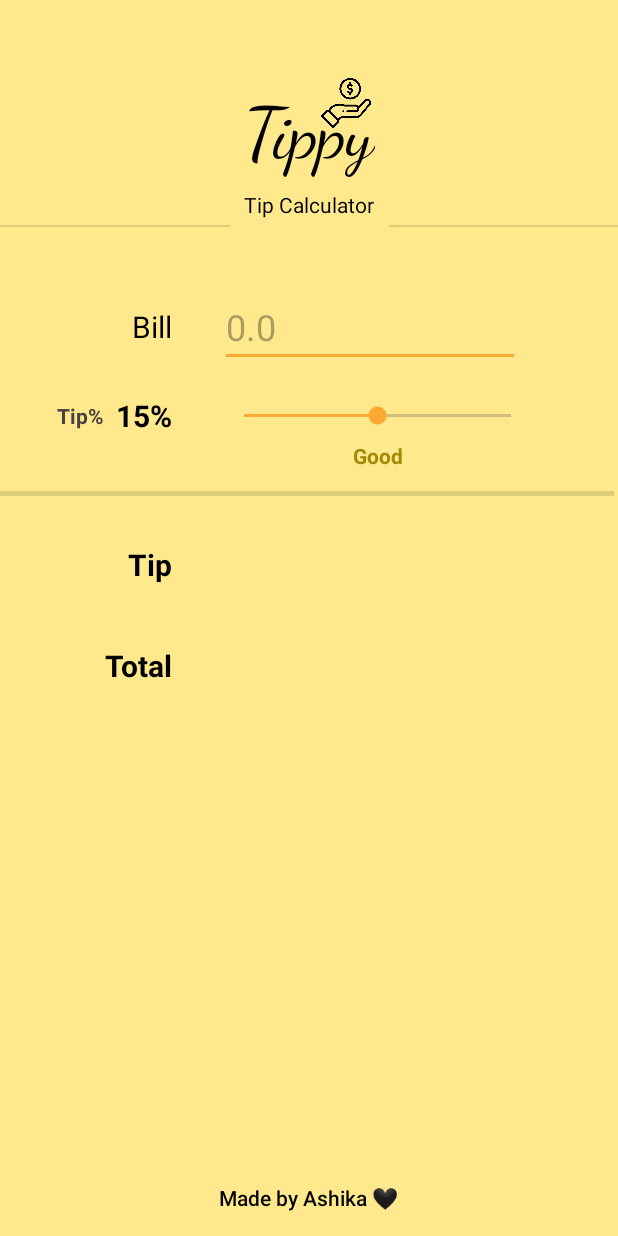
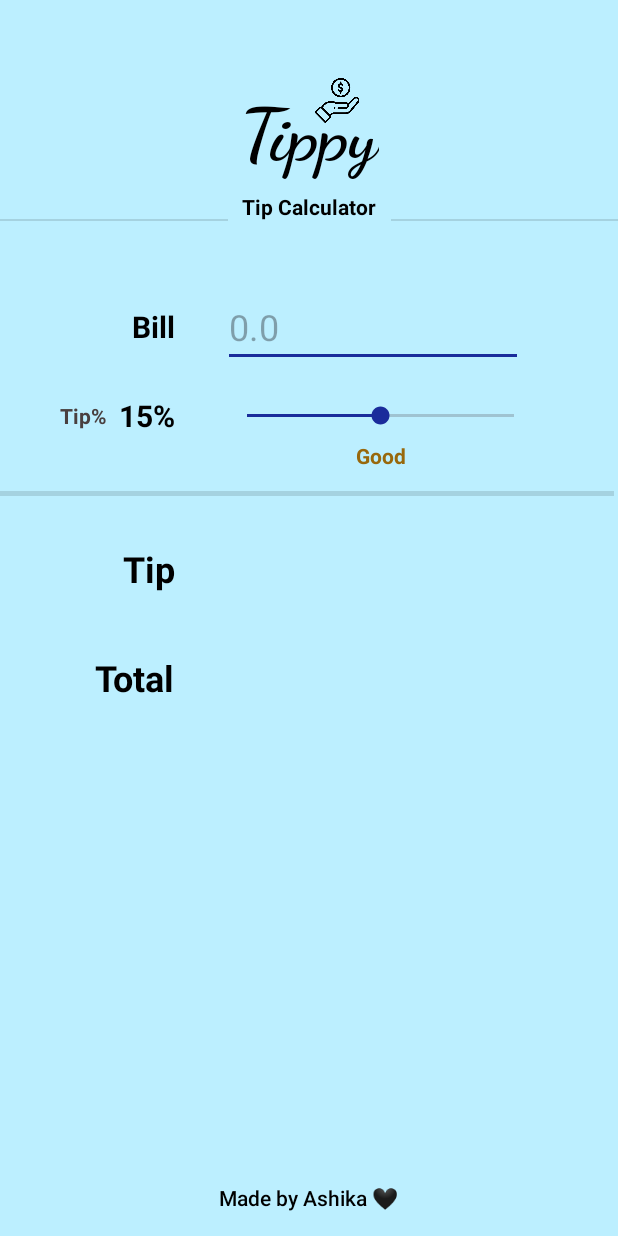
Before and after one commit to achakravorty/tippy-app, an Android app: the screen it shows after launch (MainActivity), on a phone screen of 412 x 824 dp. Run offline under Robolectric (Android 15) with nearby library versions, the phone set to English and light mode, and no system bars.

Commit message:
ui: changed colors and theme of app to cyan and blue

```diff
--- a/app/src/main/java/com/achakravorty/tippy/MainActivity.kt
+++ b/app/src/main/java/com/achakravorty/tippy/MainActivity.kt
@@ -87,7 +87,7 @@ class MainActivity : AppCompatActivity() {
         val tipDescription = when (tipPercent) {
             in 0..9 -> "Poor"
             in 10..14 -> "Acceptable"
-            in 5.. 19 -> "Good"
+            in 5..19 -> "Good"
             in 20..24 -> "Great"
             else -> "Amazing"
         }
--- a/app/src/main/res/layout/activity_main.xml
+++ b/app/src/main/res/layout/activity_main.xml
@@ -18,6 +18,7 @@
         android:text="Bill"
         android:textColor="#000000"
         android:textSize="20sp"
+        android:textStyle="bold"
         app:layout_constraintStart_toStartOf="parent"
         app:layout_constraintTop_toTopOf="parent" />
 
@@ -76,7 +77,7 @@
         android:layout_marginTop="72dp"
         android:text="Tip"
         android:textColor="#000000"
-        android:textSize="20sp"
+        android:textSize="24sp"
         android:textStyle="bold"
         app:layout_constraintEnd_toEndOf="@+id/tvBaseLabel"
         app:layout_constraintTop_toBottomOf="@+id/tvTipPercentLabel" />
@@ -88,7 +89,7 @@
         android:layout_marginTop="40dp"
         android:text="Total"
         android:textColor="#000000"
-        android:textSize="20sp"
+        android:textSize="24sp"
         android:textStyle="bold"
         app:layout_constraintEnd_toEndOf="@+id/tvBaseLabel"
         app:layout_constraintTop_toBottomOf="@+id/tvTipLabel" />
@@ -115,6 +116,7 @@
         android:text="Tippy"
         android:textColor="#000000"
         android:textSize="48sp"
+        android:textStyle="bold"
         app:layout_constraintEnd_toEndOf="parent"
         app:layout_constraintHorizontal_bias="0.5"
         app:layout_constraintStart_toStartOf="parent"
@@ -135,9 +137,9 @@
 
     <ImageView
         android:id="@+id/ivTippyLogo"
-        android:layout_width="45dp"
-        android:layout_height="33dp"
-        android:layout_marginStart="208dp"
+        android:layout_width="41dp"
+        android:layout_height="30dp"
+        android:layout_marginStart="204dp"
         android:layout_marginTop="52dp"
         app:layout_constraintStart_toStartOf="parent"
         app:layout_constraintTop_toTopOf="parent"
@@ -150,6 +152,7 @@
         android:layout_marginTop="8dp"
         android:text="Tip Calculator"
         android:textColor="#000000"
+        android:textStyle="bold"
         app:layout_constraintEnd_toEndOf="parent"
         app:layout_constraintStart_toStartOf="parent"
         app:layout_constraintTop_toBottomOf="@+id/appTitle" />
@@ -168,7 +171,7 @@
         android:id="@+id/divider2"
         android:layout_width="160dp"
         android:layout_height="1dp"
-        android:layout_marginTop="150dp"
+        android:layout_marginTop="146dp"
         android:layout_marginEnd="10dp"
         android:background="?android:attr/listDivider"
         app:layout_constraintEnd_toStartOf="@+id/tvCaption"
@@ -179,7 +182,7 @@
         android:layout_width="160dp"
         android:layout_height="1dp"
         android:layout_marginStart="10dp"
-        android:layout_marginTop="150dp"
+        android:layout_marginTop="146dp"
         android:background="?android:attr/listDivider"
         app:layout_constraintStart_toEndOf="@+id/tvCaption"
         app:layout_constraintTop_toTopOf="parent" />
--- a/app/src/main/res/values-night/themes.xml
+++ /dev/null
@@ -1,7 +0,0 @@
-<resources xmlns:tools="http://schemas.android.com/tools">
-    <!-- Base application theme. -->
-    <style name="Base.Theme.Tippy" parent="Theme.Material3.DayNight.NoActionBar">
-        <!-- Customize your dark theme here. -->
-        <!-- <item name="colorPrimary">@color/my_dark_primary</item> -->
-    </style>
-</resources>
--- a/app/src/main/res/values/colors.xml
+++ b/app/src/main/res/values/colors.xml
@@ -2,8 +2,8 @@
 <resources>
     <color name="black">#FF000000</color>
     <color name="white">#FFFFFFFF</color>
-    <color name="primary_orange">#FFE98C</color>
-    <color name="secondary_orange">#FAAA32</color>
-    <color name="color_worst_tip">#DC1E0B</color>
-    <color name="color_best_tip">#35BA01</color>
+    <color name="primary_orange">#bcefff</color>
+    <color name="secondary_orange">#1A2C9B</color>
+    <color name="color_worst_tip">#cc0000</color>
+    <color name="color_best_tip">#338e10</color>
 </resources>
--- a/app/src/main/res/values/ic_launcher_background.xml
+++ b/app/src/main/res/values/ic_launcher_background.xml
@@ -1,4 +1,4 @@
 <?xml version="1.0" encoding="utf-8"?>
 <resources>
-    <color name="ic_launcher_background">#ECA456</color>
+    <color name="ic_launcher_background">#BCEFFF</color>
 </resources>
```
Also changed, not shown: app/src/main/ic_launcher-playstore.png, app/src/main/res/mipmap-hdpi/ic_launcher.webp, app/src/main/res/mipmap-hdpi/ic_launcher_round.webp, app/src/main/res/mipmap-mdpi/ic_launcher.webp, app/src/main/res/mipmap-mdpi/ic_launcher_round.webp, app/src/main/res/mipmap-xhdpi/ic_launcher.webp, app/src/main/res/mipmap-xhdpi/ic_launcher_round.webp, app/src/main/res/mipmap-xxhdpi/ic_launcher.webp, app/src/main/res/mipmap-xxhdpi/ic_launcher_round.webp, app/src/main/res/mipmap-xxxhdpi/ic_launcher.webp, app/src/main/res/mipmap-xxxhdpi/ic_launcher_round.webp.
